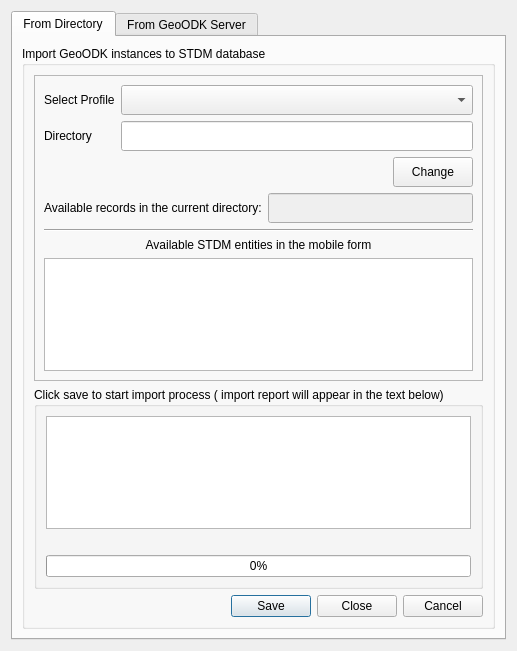
Qt form ui/ui_geoodk_import.ui (gltn/stdm) before a commit.
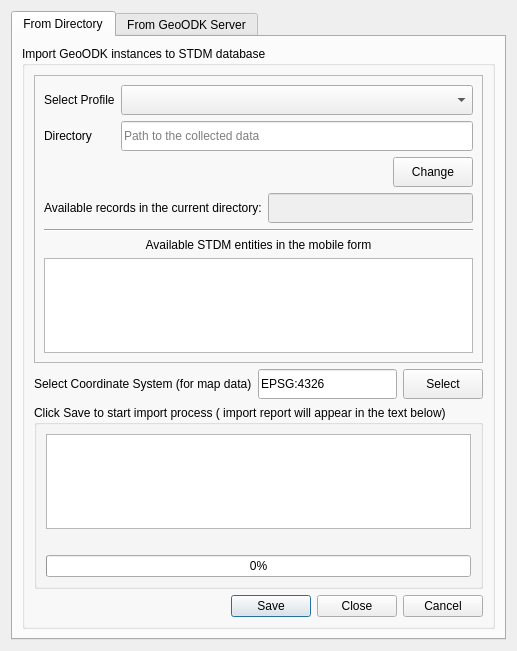
The same form after that commit.

Commit message: mobile forms exporter and importer finalized

Diff of the .ui file:
```diff
--- a/ui/ui_geoodk_import.ui
+++ b/ui/ui_geoodk_import.ui
@@ -46,6 +46,32 @@
           <item row="0" column="0">
            <layout class="QVBoxLayout" name="vlnotification"/>
           </item>
+          <item row="3" column="0">
+           <widget class="QGroupBox" name="groupBox_2">
+            <property name="title">
+             <string>Click Save to start import process ( import report will appear in the text below)</string>
+            </property>
+            <layout class="QGridLayout" name="gridLayout_5">
+             <item row="0" column="0">
+              <widget class="QTextEdit" name="txt_feedback"/>
+             </item>
+             <item row="1" column="0">
+              <widget class="QLabel" name="lbl_feedback">
+               <property name="text">
+                <string/>
+               </property>
+              </widget>
+             </item>
+             <item row="2" column="0">
+              <widget class="QProgressBar" name="pgbar">
+               <property name="value">
+                <number>0</number>
+               </property>
+              </widget>
+             </item>
+            </layout>
+           </widget>
+          </item>
           <item row="1" column="0">
            <widget class="QFrame" name="frame">
             <property name="frameShape">
@@ -103,6 +129,12 @@
                      <height>30</height>
                     </size>
                    </property>
+                   <property name="readOnly">
+                    <bool>true</bool>
+                   </property>
+                   <property name="placeholderText">
+                    <string>Path to the collected data</string>
+                   </property>
                   </widget>
                  </item>
                  <item row="1" column="0">
@@ -166,30 +198,47 @@
            </widget>
           </item>
           <item row="2" column="0">
-           <widget class="QGroupBox" name="groupBox_2">
-            <property name="title">
-             <string>Click save to start import process ( import report will appear in the text below)</string>
-            </property>
-            <layout class="QGridLayout" name="gridLayout_5">
+           <layout class="QGridLayout" name="gridLayout_12">
+            <item row="0" column="1">
+             <widget class="QLineEdit" name="txt_srid">
+              <property name="minimumSize">
+               <size>
+                <width>0</width>
+                <height>30</height>
+               </size>
+              </property>
+              <property name="text">
+               <string>EPSG:4326</string>
+              </property>
+              <property name="readOnly">
+               <bool>true</bool>
+              </property>
+              <property name="placeholderText">
+               <string>Coordinate System</string>
+              </property>
+             </widget>
+            </item>
              <item row="0" column="0">
-              <widget class="QTextEdit" name="txt_feedback"/>
-             </item>
-             <item row="1" column="0">
-              <widget class="QLabel" name="lbl_feedback">
+             <widget class="QLabel" name="label_13">
                <property name="text">
-                <string/>
+               <string>Select Coordinate System (for map data)</string>
                </property>
               </widget>
              </item>
-             <item row="2" column="0">
-              <widget class="QProgressBar" name="pgbar">
-               <property name="value">
-                <number>0</number>
+            <item row="0" column="2">
+             <widget class="QPushButton" name="btn_srid">
+              <property name="minimumSize">
+               <size>
+                <width>0</width>
+                <height>30</height>
+               </size>
+              </property>
+              <property name="text">
+               <string>Select</string>
                </property>
               </widget>
              </item>
             </layout>
-           </widget>
           </item>
          </layout>
         </widget>
```
Left out of the diff: 2 changed lines with no effect on the pictures. Lines whose indentation alone changed are shown as unchanged. The commit also changes 6 other files.
